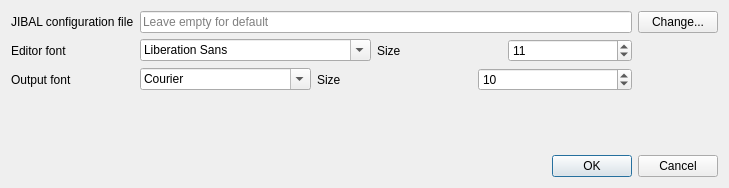
Qt form qjabs/preferencesdialog.ui (JYU-IBA/jabs) before a commit.
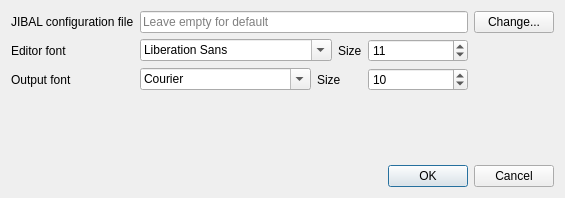
The same form after that commit.

Commit message: Small UI improvements (zoom label, preferences dialog size). One more copyright notice added to README.

Patch:
```diff
--- a/qjabs/preferencesdialog.ui
+++ b/qjabs/preferencesdialog.ui
@@ -6,8 +6,8 @@
    <rect>
     <x>0</x>
     <y>0</y>
-    <width>729</width>
-    <height>188</height>
+    <width>565</width>
+    <height>198</height>
    </rect>
   </property>
   <property name="windowTitle">
@@ -34,6 +34,12 @@
       <layout class="QHBoxLayout" name="horizontalLayout">
        <item>
         <widget class="QFontComboBox" name="editorFontComboBox">
+         <property name="minimumSize">
+          <size>
+           <width>150</width>
+           <height>0</height>
+          </size>
+         </property>
          <property name="fontFilters">
           <set>QFontComboBox::AllFonts</set>
          </property>
@@ -48,6 +54,12 @@
        </item>
        <item>
         <widget class="QSpinBox" name="editorfontsizeSpinBox">
+         <property name="minimumSize">
+          <size>
+           <width>100</width>
+           <height>0</height>
+          </size>
+         </property>
          <property name="minimum">
           <number>5</number>
          </property>
@@ -113,6 +125,12 @@
        </item>
        <item>
         <widget class="QSpinBox" name="messagefontsizeSpinBox">
+         <property name="minimumSize">
+          <size>
+           <width>100</width>
+           <height>0</height>
+          </size>
+         </property>
          <property name="minimum">
           <number>5</number>
          </property>
```
Left out of the diff: 6 changed lines with no effect on the pictures. The commit also changes 2 other files.
